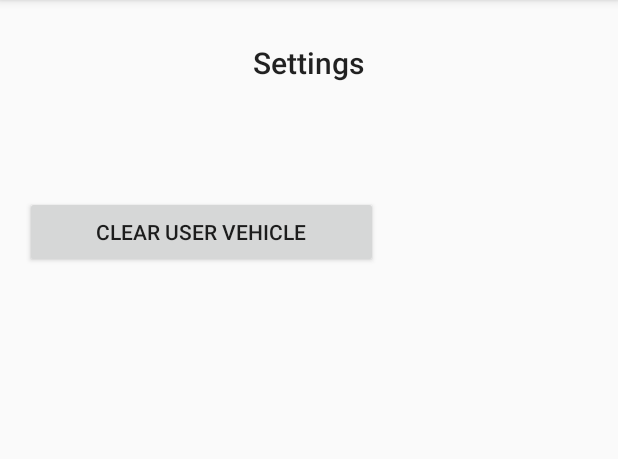
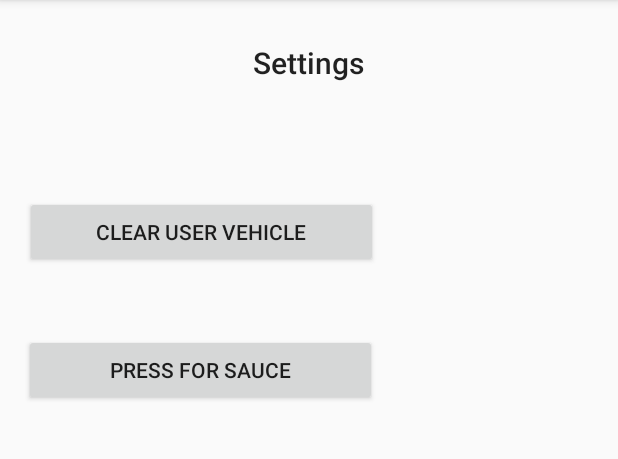
Before and after one commit to Blomquist-Ryan/Automaintenance, an Android app: the Settings screen opened directly, with no data from a screen before it, on a phone screen of 412 x 824 dp, the part 84-543 px from its top. Run offline under Robolectric (Android 15) with nearby library versions, the phone set to English and light mode, and no system bars.

Commit message:
Added some Rick sauce

```diff
--- a/app/src/main/java/com/example/automaintenance/MainActivity.java
+++ b/app/src/main/java/com/example/automaintenance/MainActivity.java
@@ -2,6 +2,7 @@ package com.example.automaintenance;
 
 import android.content.Intent;
 import android.content.SharedPreferences;
+import android.net.Uri;
 import android.preference.PreferenceManager;
 import android.support.v7.app.AppCompatActivity;
 import android.os.Bundle;
@@ -126,4 +127,6 @@ public class MainActivity extends AppCompatActivity {
             return loadedVehicle;
         }
     }
+
+
 }
--- a/app/src/main/java/com/example/automaintenance/Settings.java
+++ b/app/src/main/java/com/example/automaintenance/Settings.java
@@ -2,6 +2,7 @@ package com.example.automaintenance;
 
 import android.content.Intent;
 import android.content.SharedPreferences;
+import android.net.Uri;
 import android.preference.PreferenceManager;
 import android.support.v7.app.AppCompatActivity;
 import android.os.Bundle;
@@ -31,4 +32,8 @@ public class Settings extends AppCompatActivity {
         Intent intent = new Intent(this, MainActivity.class);
         startActivity(intent);
     }
+    public void rickRoll(View view) {
+        startActivity(new Intent(Intent.ACTION_VIEW,
+                Uri.parse("http://www.youtube.com/watch?v=dQw4w9WgXcQ")));
+    }
 }
--- a/app/src/main/res/layout/activity_settings.xml
+++ b/app/src/main/res/layout/activity_settings.xml
@@ -39,4 +39,23 @@
         android:layout_height="wrap_content"
         android:orientation="horizontal"
         app:layout_constraintGuide_begin="93dp" />
+
+    <Button
+        android:id="@+id/button10"
+        android:layout_width="235dp"
+        android:layout_height="wrap_content"
+        android:layout_marginStart="16dp"
+        android:layout_marginLeft="16dp"
+        android:layout_marginTop="44dp"
+        android:layout_marginEnd="8dp"
+        android:layout_marginRight="8dp"
+        android:layout_marginBottom="8dp"
+        android:onClick="rickRoll"
+        android:text="Press for Sauce"
+        app:layout_constraintBottom_toBottomOf="parent"
+        app:layout_constraintEnd_toEndOf="parent"
+        app:layout_constraintHorizontal_bias="0.0"
+        app:layout_constraintStart_toStartOf="parent"
+        app:layout_constraintTop_toBottomOf="@+id/button2"
+        app:layout_constraintVertical_bias="0.0" />
 </android.support.constraint.ConstraintLayout>
```
